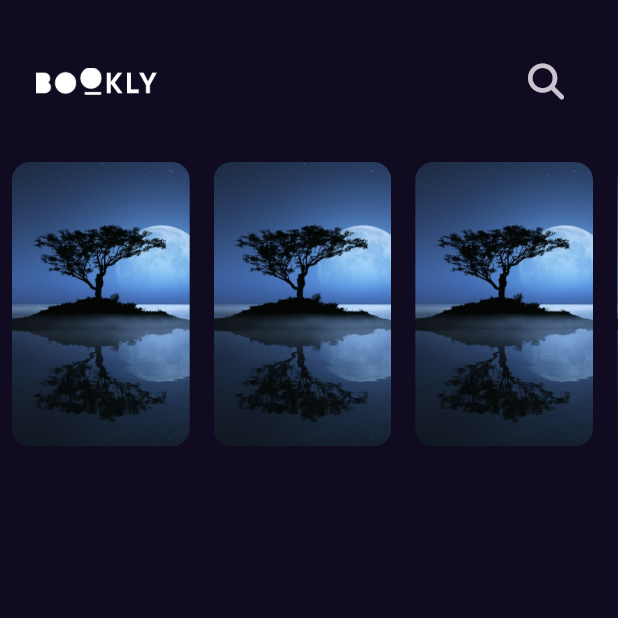
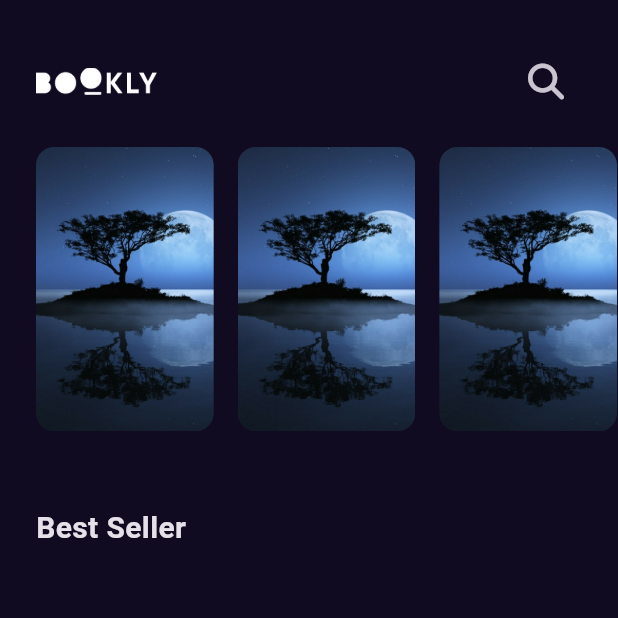
Before and after one commit to kerlos-alrayan/bookly, a Flutter app: the screen it shows after launch, on a phone screen of 412 x 824 dp, the top half of it. Run offline on Flutter 3.47's test engine with Material 3 defaults, Android fonts, the phone set to English and light mode, and no system bars; our stand-ins replace font_awesome_flutter, get.

Commit message:
create styles file and add title to home view

```diff
--- /dev/null
+++ b/lib/core/utils/styles.dart
@@ -0,0 +1,16 @@
+import 'package:flutter/cupertino.dart';
+
+abstract class Styles {
+  static const titleLarge = TextStyle(
+    fontSize: 30,
+    fontWeight: FontWeight.w600,
+  );
+  static const titleMedium = TextStyle(
+    fontSize: 20,
+    fontWeight: FontWeight.w600,
+  );
+  static const titleSmall = TextStyle(
+    fontSize: 14,
+    fontWeight: FontWeight.w600,
+  );
+}
--- a/lib/features/home/data/presentation/views/widgets/custom_app_bar.dart
+++ b/lib/features/home/data/presentation/views/widgets/custom_app_bar.dart
@@ -9,7 +9,7 @@ class CustomAppBar extends StatelessWidget {
   @override
   Widget build(BuildContext context) {
     return Padding(
-      padding: const EdgeInsets.symmetric(horizontal: 24, vertical:30),
+      padding: const EdgeInsets.only(right: 24, top: 30, bottom: 20),
       child: Row(
         children: [
           Image.asset(AssetsData.logo,height: 18,),
--- a/lib/features/home/data/presentation/views/widgets/custom_list_view_item.dart
+++ b/lib/features/home/data/presentation/views/widgets/custom_list_view_item.dart
@@ -2,20 +2,18 @@ import 'package:flutter/material.dart';
 
 import '../../../../../../core/utils/assets.dart';
 
-class CustomListViewItems extends StatelessWidget {
-  const CustomListViewItems({super.key});
+class FeaturedListViewItems extends StatelessWidget {
+  const FeaturedListViewItems({super.key});
 
   @override
   Widget build(BuildContext context) {
     return AspectRatio(
       aspectRatio: 2.5 / 4,
       child: Container(
-        decoration:BoxDecoration(
+        decoration: BoxDecoration(
           borderRadius: BorderRadius.circular(12),
           image: const DecorationImage(
-              image: AssetImage(AssetsData.testImage),
-              fit: BoxFit.cover
-          ),
+              image: AssetImage(AssetsData.testImage), fit: BoxFit.cover),
         ),
       ),
     );
--- /dev/null
+++ b/lib/features/home/data/presentation/views/widgets/featured_list_view.dart
@@ -0,0 +1,21 @@
+import 'package:bookly/features/home/data/presentation/views/widgets/custom_list_view_item.dart';
+import 'package:flutter/material.dart';
+
+class FeaturedBooksListView extends StatelessWidget {
+  const FeaturedBooksListView({super.key});
+
+  @override
+  Widget build(BuildContext context) {
+    return SizedBox(
+      height: MediaQuery.of(context).size.height * 0.23,
+      child: ListView.builder(
+        scrollDirection: Axis.horizontal,
+        itemCount: 15,
+        itemBuilder: (context, index) => Padding(
+          padding: const EdgeInsets.only(right: 16),
+          child: FeaturedListViewItems(),
+        ),
+      ),
+    );
+  }
+}
--- a/lib/features/home/data/presentation/views/widgets/home_view_body.dart
+++ b/lib/features/home/data/presentation/views/widgets/home_view_body.dart
@@ -1,5 +1,6 @@
+import 'package:bookly/core/utils/styles.dart';
 import 'package:bookly/features/home/data/presentation/views/widgets/custom_app_bar.dart';
-import 'package:bookly/features/home/data/presentation/views/widgets/custom_list_view_item.dart';
+import 'package:bookly/features/home/data/presentation/views/widgets/featured_list_view.dart';
 import 'package:flutter/material.dart';
 
 class HomeViewBody extends StatelessWidget {
@@ -7,28 +8,16 @@ class HomeViewBody extends StatelessWidget {
 
   @override
   Widget build(BuildContext context) {
-    return Column(
-      children: [
-        CustomAppBar(),
-        FeaturedBooksListView(),
-      ],
-    );
-  }
-}
-
-class FeaturedBooksListView extends StatelessWidget {
-  const FeaturedBooksListView({super.key});
-
-  @override
-  Widget build(BuildContext context) {
-    return SizedBox(
-      height: MediaQuery.of(context).size.height * 0.23,
-      child: ListView.builder(
-        scrollDirection: Axis.horizontal,
-        itemBuilder: (context, index) => Padding(
-          padding: const EdgeInsets.symmetric(horizontal: 8),
-          child: CustomListViewItems(),
-        ),
+    return Padding(
+      padding: const EdgeInsets.only(left: 24),
+      child: Column(
+        crossAxisAlignment: CrossAxisAlignment.start,
+        children: [
+          CustomAppBar(),
+          FeaturedBooksListView(),
+          const SizedBox(height: 50,),
+          Text('Best Seller',style: Styles.titleMedium,),
+        ],
       ),
     );
   }
--- a/lib/main.dart
+++ b/lib/main.dart
@@ -1,4 +1,5 @@
 import 'package:bookly/constans.dart';
+import 'package:bookly/features/home/data/presentation/views/home_view.dart';
 import 'package:bookly/features/splash/presentation/views/splash_view.dart';
 import 'package:flutter/material.dart';
 import 'package:get/get.dart';
@@ -18,7 +19,7 @@ class Bookly extends StatelessWidget {
       theme: ThemeData.dark().copyWith(
         scaffoldBackgroundColor: kPrimaryColor,
       ),
-      home: const SplashView(),
+      home: const HomeView(),
     );
   }
 }
```
